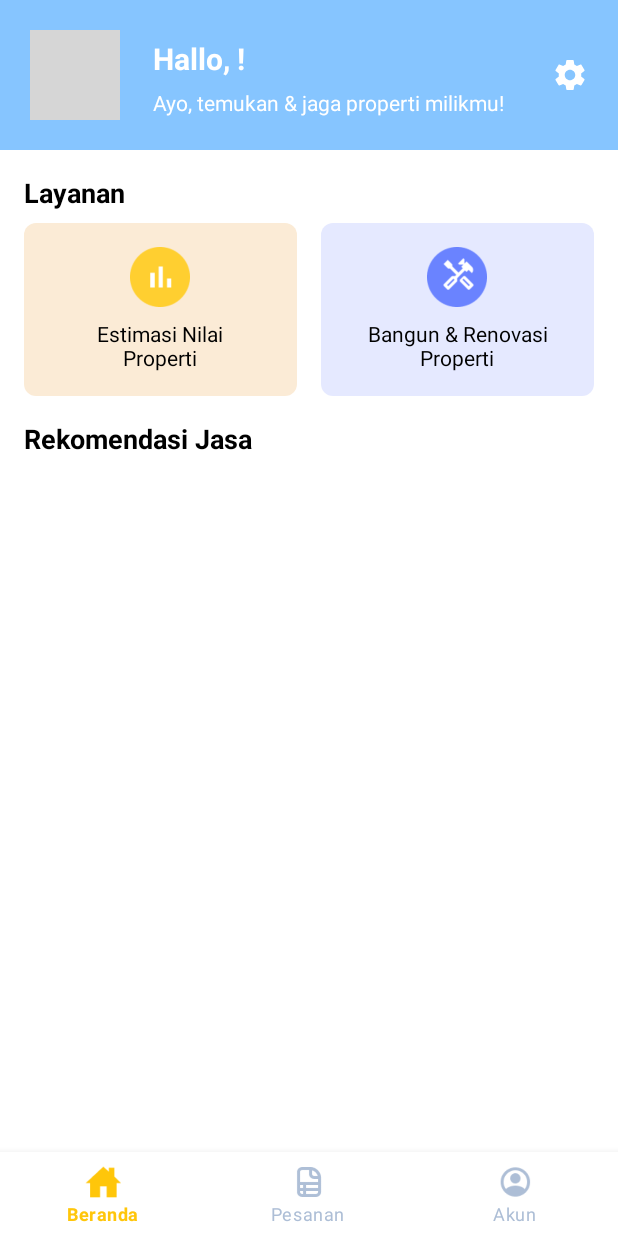
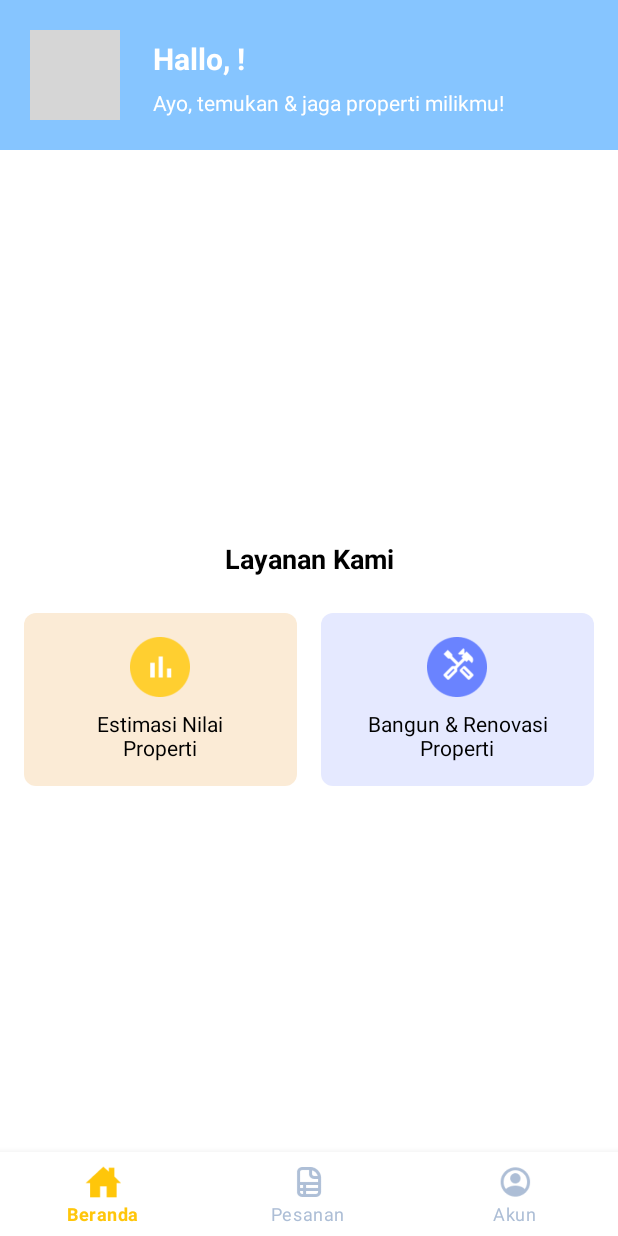
Before and after one commit to HouseSpot/kotlin-mobile-fe, an Android app built with Jetpack Compose: the HomePageActivity screen opened directly, with no data from a screen before it, on a phone screen of 412 x 824 dp. Run offline under Robolectric (Android 15) with nearby library versions, the phone set to English and light mode, and no system bars; pictures from the network do not load; grey boxes are pictures that could not be loaded.

Commit message:
hotfix: layout adjustments

```diff
--- a/app/src/main/res/layout/activity_home_page.xml
+++ b/app/src/main/res/layout/activity_home_page.xml
@@ -49,13 +49,6 @@
             android:textSize="20sp"
             android:textStyle="bold" />
 
-        <ImageView
-            android:id="@+id/iv_settings"
-            android:layout_width="24dp"
-            android:layout_height="24dp"
-            android:layout_alignParentEnd="true"
-            android:layout_centerVertical="true"
-            android:src="@drawable/ic_settings" />
     </RelativeLayout>
 
     <!-- Services Section -->
@@ -64,13 +57,18 @@
         android:layout_width="wrap_content"
         android:layout_height="wrap_content"
         android:layout_marginTop="16dp"
-        android:text="Layanan"
+        android:text="Layanan Kami"
         android:textColor="@color/black"
         android:textSize="18sp"
         android:textStyle="bold"
+        app:layout_constraintBottom_toTopOf="@id/services_section"
+        app:layout_constraintVertical_chainStyle="packed"
         app:layout_constraintStart_toStartOf="parent"
+        app:layout_constraintEnd_toEndOf="parent"
         app:layout_constraintTop_toBottomOf="@id/rl_header"
-        android:layout_marginStart="16dp" />
+        android:layout_marginStart="16dp"
+        android:layout_marginBottom="16dp"
+        android:layout_marginEnd="16dp" />
 
     <LinearLayout
         android:id="@+id/services_section"
@@ -81,6 +79,7 @@
         app:layout_constraintStart_toStartOf="parent"
         app:layout_constraintEnd_toEndOf="parent"
         app:layout_constraintTop_toBottomOf="@id/services_label"
+        app:layout_constraintBottom_toTopOf="@id/bottom_navigation"
         android:paddingStart="16dp"
         android:paddingEnd="16dp"
         android:gravity="center">
@@ -141,6 +140,7 @@
 
     <!-- Recommendations Section -->
     <TextView
+        android:visibility="gone"
         android:id="@+id/recommendations_label"
         android:layout_width="wrap_content"
         android:layout_height="wrap_content"
@@ -154,6 +154,7 @@
         android:layout_marginStart="16dp" />
 
     <androidx.recyclerview.widget.RecyclerView
+        android:visibility="gone"
         android:id="@+id/recommendations_recyclerview"
         android:layout_width="0dp"
         android:layout_height="0dp"
```
Also changed, not shown: app/src/main/res/layout/activity_prediksi_form.xml (+5 -4 lines), app/src/main/res/layout/activity_vendor_form.xml (+31 -42 lines).
